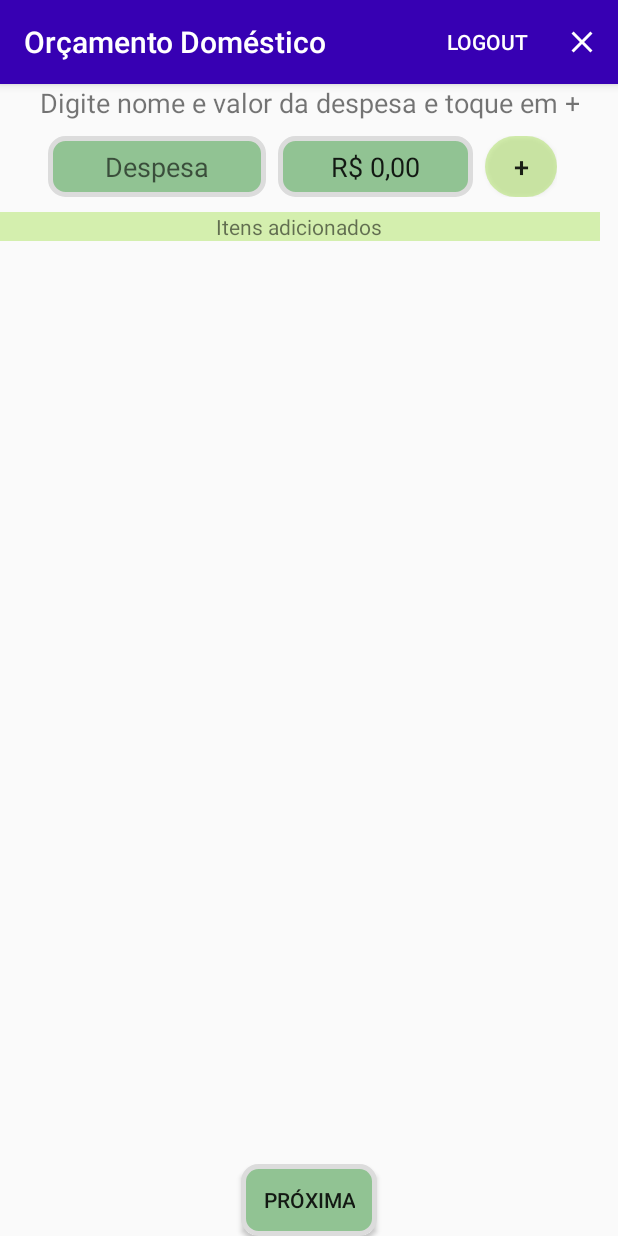
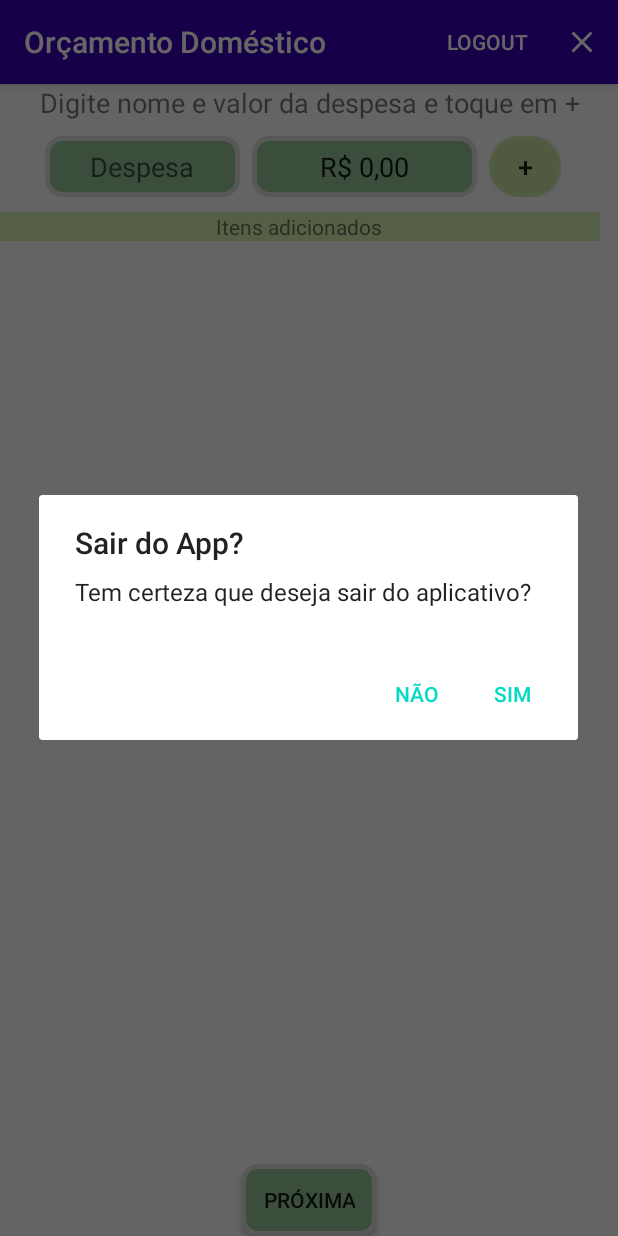
Before and after one commit to MauroTi/OrcamentoDomestico, an Android app: the screen it shows after launch once a user with an empty profile is signed in (Main2Activity), after a tap on "Sair", on a phone screen of 412 x 824 dp. Run offline under Robolectric (Android 15) with nearby library versions, the phone set to English and light mode, and no system bars; our stand-ins replace Firebase (no records; nobody signed in at launch, a user with empty details on screens opened directly).

Commit message:
Logout e sair funcionando

```diff
--- a/app/src/main/java/com/example/orcamentodomestico/Main2Activity.java
+++ b/app/src/main/java/com/example/orcamentodomestico/Main2Activity.java
@@ -5,6 +5,7 @@ import android.content.DialogInterface;
 import android.content.Intent;
 import android.os.Bundle;
 import android.view.MenuInflater;
+import android.view.MenuItem;
 import android.view.View;
 import android.widget.Button;
 import android.widget.EditText;
@@ -77,6 +78,7 @@ public class Main2Activity extends AppCompatActivity {
         txtValor = findViewById(R.id.valorDespesa);
         monetaryMask = new MonetaryMask(this.txtValor);
         btnAdicionar = findViewById(R.id.btnAdicionarDespesa);
+        //logout =findViewById(R.id.logout);
 
         Locale mLocale = new Locale("pt", "BR");
         txtValor.addTextChangedListener(new MonetaryMask(txtValor, mLocale));
@@ -102,19 +104,46 @@ public class Main2Activity extends AppCompatActivity {
                         itensAddDespesa.setText(String.valueOf(itensDespesa));
                     }
                 });
+    }
 
-    /* btnLogout.setOnClickListener(new View.OnClickListener() {
-        @Override
-        public void onClick(View v) {
+    @Override
+    public boolean onOptionsItemSelected(MenuItem item) {
+        int id = item.getItemId();
+        if (id == R.id.logout) {
             disconnect();
+            return true;
+        } else if (id == R.id.sair) {
+            new AlertDialog.Builder(this)
+                    .setTitle("Sair do App?")
+                    .setMessage("Tem certeza que deseja sair do aplicativo?")
+                    .setPositiveButton(
+                            "sim",
+                            new DialogInterface.OnClickListener() {
+
+                                @Override
+                                public void onClick(DialogInterface dialogInterface, int i) {
+
+                                    finish();
+                                }
+                            })
+                    .setNegativeButton("não", null)
+                    .show();
         }
-    });*/
+        return super.onOptionsItemSelected(item);
     }
 
     private void disconnect() {
         FirebaseAuth.getInstance().signOut();
+        Intent intent = new Intent(getApplicationContext(), MainActivity.class);
+        startActivity(intent);
+        Toast.makeText(getApplicationContext(), "Logout efetuado com sucesso!", Toast.LENGTH_LONG)
+                .show();
+    }
+
+    /*private void disconnect() {
+        FirebaseAuth.getInstance().signOut();
         closePrincipal();
-    }
+    }*/
 
     private void closePrincipal() {
         Intent intent = new Intent(getApplicationContext(), MainActivity.class);
--- a/app/src/main/res/layout/activity_main2.xml
+++ b/app/src/main/res/layout/activity_main2.xml
@@ -49,7 +49,7 @@
 
                 <EditText
                     android:id="@+id/despesa"
-                    android:layout_width="145dp"
+                    android:layout_width="130dp"
                     android:layout_height="wrap_content"
                     android:layout_gravity="center"
                     android:layout_marginRight="8dp"
@@ -72,7 +72,7 @@
 
                     <EditText
                         android:id="@+id/valorDespesa"
-                        android:layout_width="130dp"
+                        android:layout_width="150dp"
                         android:layout_height="wrap_content"
                         android:layout_gravity="center"
                         android:layout_marginRight="8dp"
--- a/app/src/main/res/layout/item_lista.xml
+++ b/app/src/main/res/layout/item_lista.xml
@@ -7,7 +7,7 @@
 
     <TextView
         android:id="@+id/tvDespesa"
-        android:layout_width="125dp"
+        android:layout_width="130dp"
         android:layout_height="wrap_content"
         android:layout_gravity="center"
         android:layout_marginStart="10dp"
@@ -24,7 +24,7 @@
 
     <TextView
         android:id="@+id/tvValor"
-        android:layout_width="115dp"
+        android:layout_width="150dp"
         android:layout_height="wrap_content"
         android:layout_gravity="center"
         android:layout_marginStart="10dp"
--- a/app/src/main/res/menu/main.xml
+++ b/app/src/main/res/menu/main.xml
@@ -2,7 +2,7 @@
 <menu xmlns:android="http://schemas.android.com/apk/res/android"
     xmlns:app="http://schemas.android.com/apk/res-auto">
     <Toolbar
-        android:id="@+id/toobar"
+        android:id="@+id/toolbar"
         android:layout_width="match_parent"
         android:layout_height="wrap_content"
         android:background="@color/colorPrimary"
@@ -13,7 +13,6 @@
     <item
         android:id="@+id/logout"
         android:title="Logout"
-
         app:showAsAction="always" />
 
     <item
```
Also changed, not shown: app/src/main/java/com/example/orcamentodomestico/Main3Activity.java (+33 -0 lines), app/src/main/java/com/example/orcamentodomestico/Main4Activity.java (+38 -0 lines), 1 other file.
